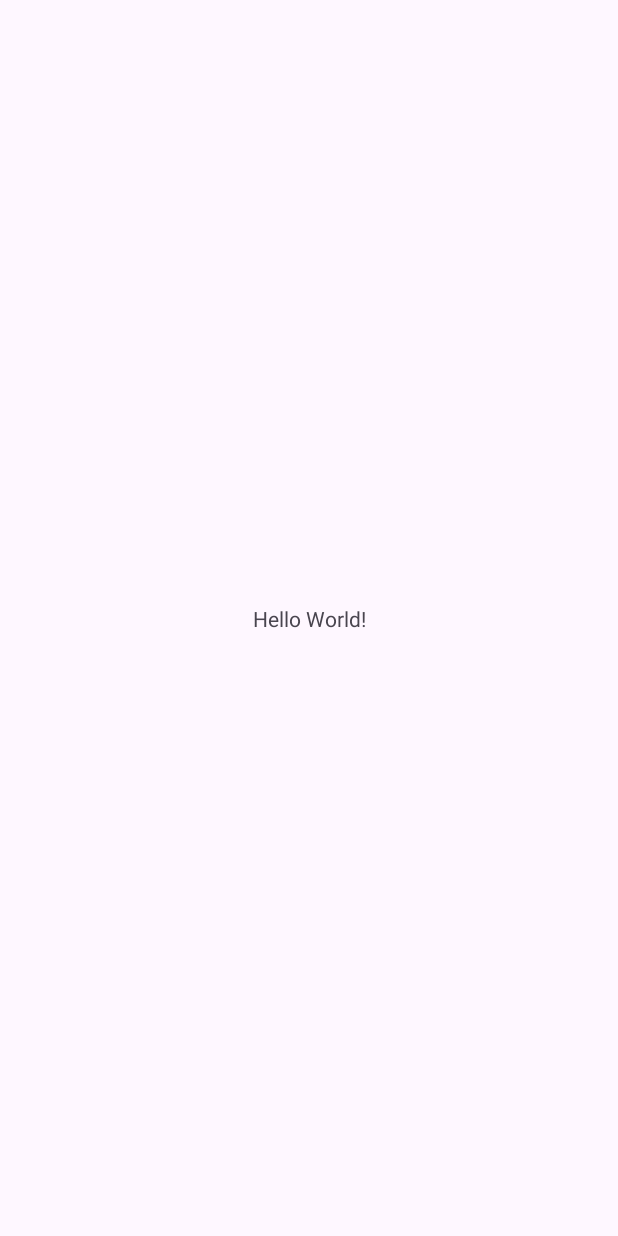
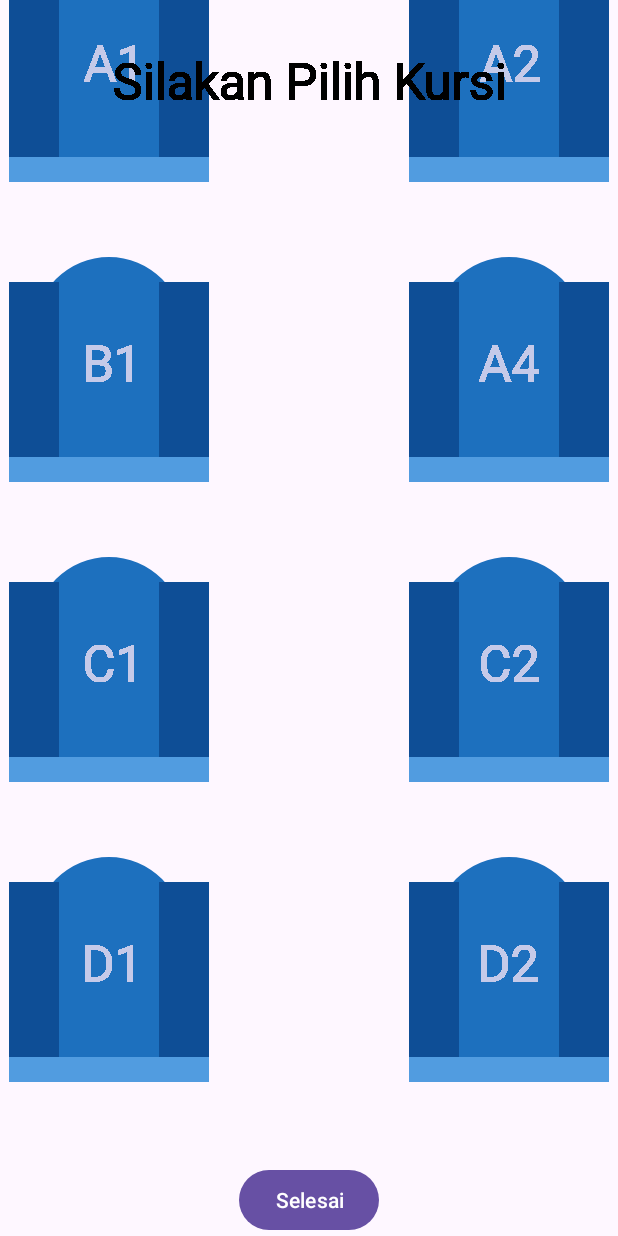
Before and after one commit to nudriin/Ticketing-Apps, an Android app: the screen it shows after launch (MainActivity), on a phone screen of 412 x 824 dp. Before the commit the screen is almost empty. Run offline under Robolectric (Android 15) with nearby library versions, the phone set to English and light mode, and no system bars.

Commit message:
style: add custom view to activity_main.xml

```diff
--- a/app/src/main/res/layout/activity_main.xml
+++ b/app/src/main/res/layout/activity_main.xml
@@ -7,13 +7,27 @@
     android:layout_height="match_parent"
     tools:context=".MainActivity">
 
-    <TextView
+    <com.nudriin.ticketingapps.SeatView
+        android:id="@+id/seatsView"
+        android:layout_width="wrap_content"
+        android:layout_height="0dp"
+        app:layout_constraintBottom_toTopOf="@+id/finishButton"
+        app:layout_constraintEnd_toEndOf="parent"
+        app:layout_constraintHorizontal_bias="1.0"
+        app:layout_constraintStart_toStartOf="parent"
+        app:layout_constraintTop_toTopOf="parent"
+        app:layout_constraintVertical_bias="0.0"
+        tools:ignore="SpeakableTextPresentCheck" />
+
+    <Button
+        android:id="@+id/finishButton"
         android:layout_width="wrap_content"
         android:layout_height="wrap_content"
-        android:text="Hello World!"
+        android:text="@string/selesai"
         app:layout_constraintBottom_toBottomOf="parent"
         app:layout_constraintEnd_toEndOf="parent"
         app:layout_constraintStart_toStartOf="parent"
-        app:layout_constraintTop_toTopOf="parent" />
+        app:layout_constraintTop_toTopOf="parent"
+        app:layout_constraintVertical_bias="1.0" />
 
 </androidx.constraintlayout.widget.ConstraintLayout>
--- a/app/src/main/res/values/strings.xml
+++ b/app/src/main/res/values/strings.xml
@@ -1,3 +1,4 @@
 <resources>
     <string name="app_name">Ticketing Apps</string>
+    <string name="selesai">Selesai</string>
 </resources>
```
